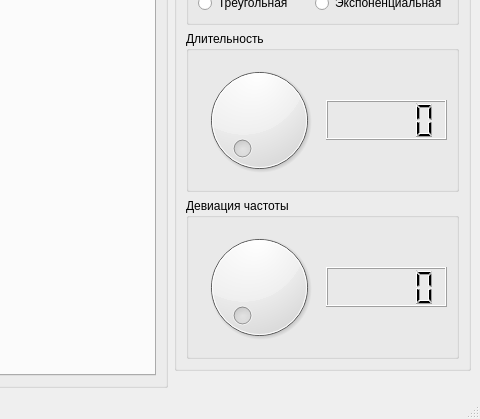
First picture: the form in interface.ui, repository F4bulouS/Research-PFM, before the edit; both pictures show x 320 to 800 and y 181 to 600 of the 800 by 600 pixel window.
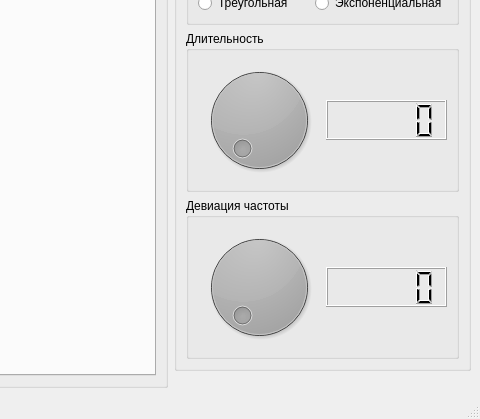
Second picture: the form after the edit.

Commit message:
Изменец цвет некоторых управляющих элементов
Добавлен черный градиент на круговых шкалах изменения длительности сигнала и
девиации частоты.

```diff
--- a/interface.ui
+++ b/interface.ui
@@ -232,6 +232,12 @@
                       <height>0</height>
                      </size>
                     </property>
+                    <property name="styleSheet">
+                     <string notr="true">background-color: qradialgradient(spread:pad, cx:0.5, cy:0.5, radius:0.5, fx:0.5, fy:0.5, stop:0 rgba(0, 0, 0, 255), stop:0.19397 rgba(0, 0, 0, 255), stop:0.202312 rgba(122, 97, 0, 255), stop:0.495514 rgba(76, 58, 0, 255), stop:0.504819 rgba(255, 255, 255, 255), stop:0.79 rgba(255, 255, 255, 255), stop:1 rgba(255, 158, 158, 255));</string>
+                    </property>
+                    <property name="inputMethodHints">
+                     <set>Qt::ImhNone</set>
+                    </property>
                     <property name="maximum">
                      <number>100</number>
                     </property>
@@ -297,7 +303,11 @@
                 <item>
                  <layout class="QHBoxLayout" name="horizontalLayout_3">
                   <item>
-                   <widget class="QDial" name="dial_2"/>
+                   <widget class="QDial" name="dial_2">
+                    <property name="styleSheet">
+                     <string notr="true">background-color: qradialgradient(spread:pad, cx:0.5, cy:0.5, radius:0.5, fx:0.5, fy:0.5, stop:0 rgba(0, 0, 0, 255), stop:0.19397 rgba(0, 0, 0, 255), stop:0.202312 rgba(122, 97, 0, 255), stop:0.495514 rgba(76, 58, 0, 255), stop:0.504819 rgba(255, 255, 255, 255), stop:0.79 rgba(255, 255, 255, 255), stop:1 rgba(255, 158, 158, 255));</string>
+                    </property>
+                   </widget>
                   </item>
                   <item>
                    <layout class="QVBoxLayout" name="verticalLayout_10">
```
